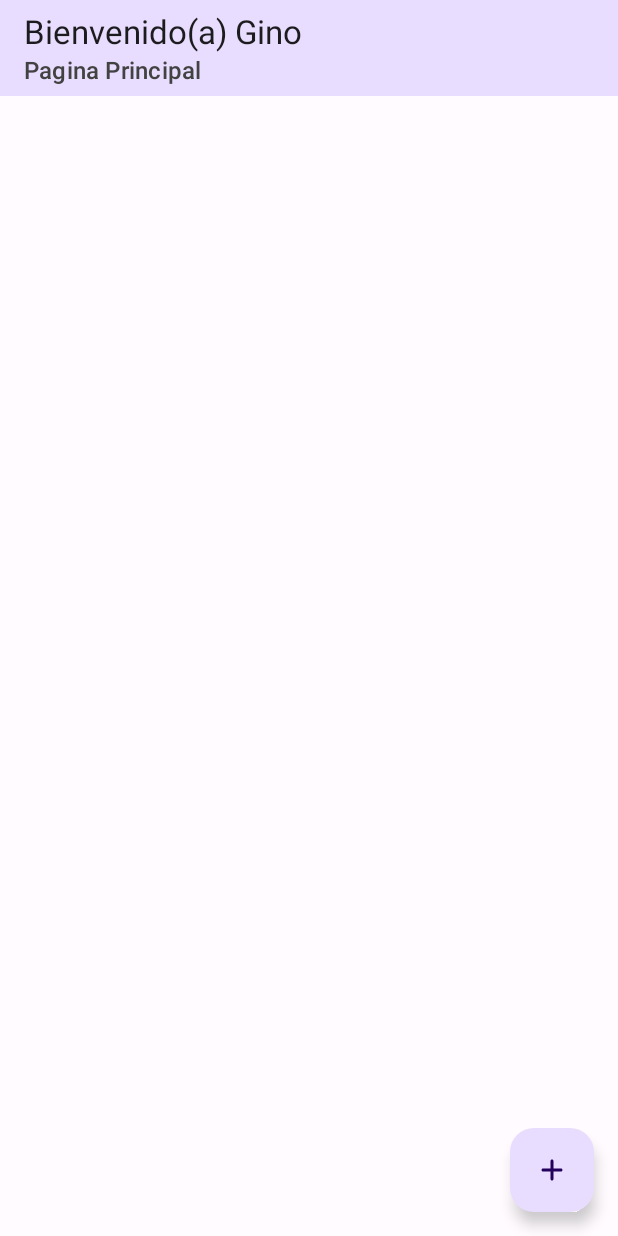
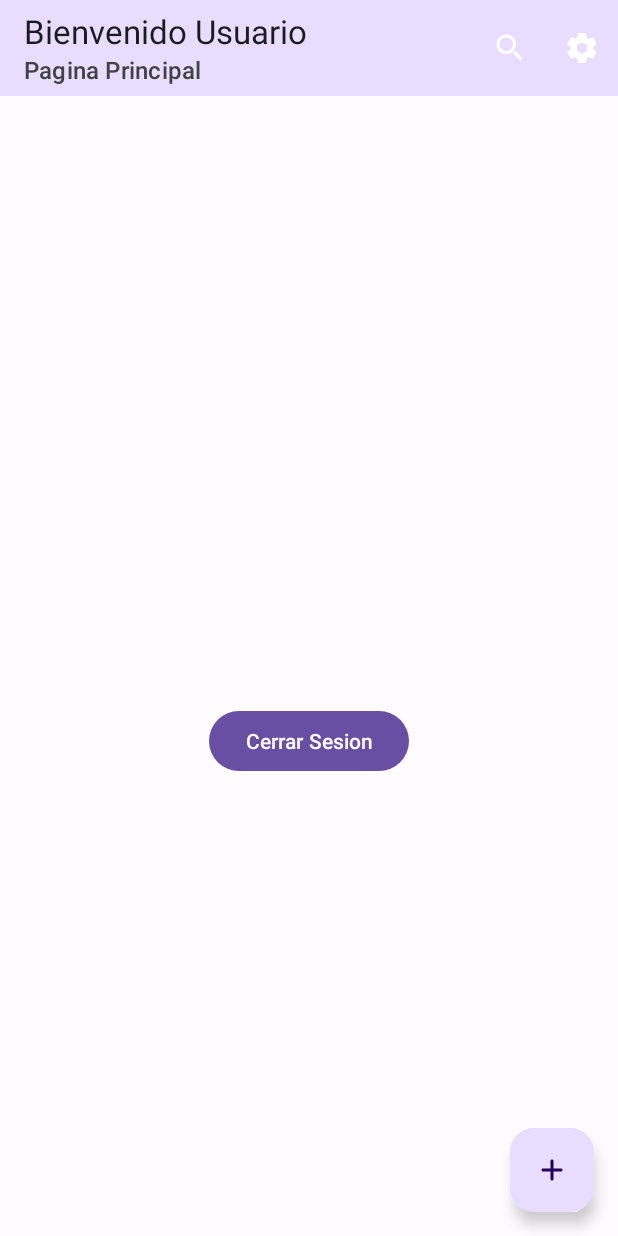
Before and after one commit to Ginolopez7/PlayZoomRenato, an Android app: the PrincipalActivity screen opened directly, with no data from a screen before it, on a phone screen of 412 x 824 dp. Run offline under Robolectric (Android 15) with nearby library versions, the phone set to English and light mode, and no system bars.

Commit message:
Actualizando el activity_principal.xml

```diff
--- a/app/src/main/AndroidManifest.xml
+++ b/app/src/main/AndroidManifest.xml
@@ -14,12 +14,12 @@
         tools:targetApi="31">
         <activity
             android:name=".PrincipalActivity"
-            android:exported="false" />
+            android:exported="true">
+
+        </activity>
+
         <activity
             android:name=".LoginActivity"
-            android:exported="false" />
-        <activity
-            android:name=".MainActivity"
             android:exported="true">
             <intent-filter>
                 <action android:name="android.intent.action.MAIN" />
@@ -27,6 +27,12 @@
                 <category android:name="android.intent.category.LAUNCHER" />
             </intent-filter>
         </activity>
+        <activity
+            android:name=".MainActivity"
+            android:exported="true">
+            <!--link de donde quieres iniciar la aplicacion-->
+
+        </activity>
     </application>
 
 </manifest>
--- a/app/src/main/java/com/gino/playzoom/LoginActivity.java
+++ b/app/src/main/java/com/gino/playzoom/LoginActivity.java
@@ -23,6 +23,7 @@ public class LoginActivity extends AppCompatActivity {
         binding.btnLogin.setOnClickListener(v -> {
             //Toast.makeText(this, "Login press", Toast.LENGTH_SHORT).show();
             Intent intent = new Intent(this, PrincipalActivity.class);
+            intent.putExtra(PrincipalActivity.EMAIL, binding.tilEmail.getEditText().getText().toString());
             startActivity(intent);
             finish();
         });
--- a/app/src/main/java/com/gino/playzoom/MainActivity.java
+++ b/app/src/main/java/com/gino/playzoom/MainActivity.java
@@ -27,7 +27,7 @@ public class MainActivity extends AppCompatActivity {
             finish();
         });
 
-        binding.txtMovie.setText("Mira tu pelicula \n " +
-                "favorita");
+        //si quieres llamar al titulo desde aquí
+        //binding.txtMovie.setText(R.string.get_started_title);
     }
 }
--- a/app/src/main/java/com/gino/playzoom/PrincipalActivity.java
+++ b/app/src/main/java/com/gino/playzoom/PrincipalActivity.java
@@ -1,8 +1,12 @@
 package com.gino.playzoom;
 
+import androidx.annotation.NonNull;
 import androidx.appcompat.app.AppCompatActivity;
 
+import android.content.Intent;
 import android.os.Bundle;
+import android.view.Menu;
+import android.view.MenuItem;
 import android.view.View;
 
 import com.gino.playzoom.databinding.ActivityPrincipalBinding;
@@ -11,6 +15,8 @@ import com.google.android.material.snackbar.Snackbar;
 public class PrincipalActivity extends AppCompatActivity {
 
     private ActivityPrincipalBinding binding;
+    public static String EMAIL = "EMAIL";
+    public String email;
     @Override
     protected void onCreate(Bundle savedInstanceState) {
         super.onCreate(savedInstanceState);
@@ -19,7 +25,29 @@ public class PrincipalActivity extends AppCompatActivity {
         binding.fabAddMovie.setOnClickListener(v -> {
             Snackbar.make(binding.getRoot(), "Add a movie", Snackbar.LENGTH_SHORT).show();
         });
-        binding.tbPlayzoom.setTitle("Bienvenido(a) Gino");
+        binding.tbPlayzoom.setTitle("Bienvenido Usuario");
         setSupportActionBar(binding.tbPlayzoom);
+        Intent getIntent = getIntent();
+        email = getIntent.getStringExtra(EMAIL);
+        binding.txtEmail.setText(email);
+    }
+
+    @Override
+    public boolean onCreateOptionsMenu(Menu menu) {
+        getMenuInflater().inflate(R.menu.movies_menu, menu);
+        return true;
+    }
+
+    @Override
+    public boolean onOptionsItemSelected(@NonNull MenuItem item) {
+        if (item.getItemId() == R.id.search) {
+            Snackbar.make(binding.getRoot(), "Search", Snackbar.LENGTH_SHORT).show();
+            return true;
+        } else if (item.getItemId() == R.id.settings) {
+            Snackbar.make(binding.getRoot(), "Settings", Snackbar.LENGTH_SHORT).show();
+            return true;
+        } else {
+            return false;
+        }
     }
 }
--- /dev/null
+++ b/app/src/main/res/drawable/ic_search.xml
@@ -0,0 +1,5 @@
+<vector android:height="24dp" android:tint="#FFFFFF"
+    android:viewportHeight="24" android:viewportWidth="24"
+    android:width="24dp" xmlns:android="http://schemas.android.com/apk/res/android">
+    <path android:fillColor="@android:color/white" android:pathData="M15.5,14h-0.79l-0.28,-0.27c1.2,-1.4 1.82,-3.31 1.48,-5.34 -0.47,-2.78 -2.79,-5 -5.59,-5.34 -4.23,-0.52 -7.79,3.04 -7.27,7.27 0.34,2.8 2.56,5.12 5.34,5.59 2.03,0.34 3.94,-0.28 5.34,-1.48l0.27,0.28v0.79l4.25,4.25c0.41,0.41 1.08,0.41 1.49,0 0.41,-0.41 0.41,-1.08 0,-1.49L15.5,14zM9.5,14C7.01,14 5,11.99 5,9.5S7.01,5 9.5,5 14,7.01 14,9.5 11.99,14 9.5,14z"/>
+</vector>
--- /dev/null
+++ b/app/src/main/res/drawable/ic_settings.xml
@@ -0,0 +1,5 @@
+<vector android:height="24dp" android:tint="#FFFFFF"
+    android:viewportHeight="24" android:viewportWidth="24"
+    android:width="24dp" xmlns:android="http://schemas.android.com/apk/res/android">
+    <path android:fillColor="@android:color/white" android:pathData="M19.5,12c0,-0.23 -0.01,-0.45 -0.03,-0.68l1.86,-1.41c0.4,-0.3 0.51,-0.86 0.26,-1.3l-1.87,-3.23c-0.25,-0.44 -0.79,-0.62 -1.25,-0.42l-2.15,0.91c-0.37,-0.26 -0.76,-0.49 -1.17,-0.68l-0.29,-2.31C14.8,2.38 14.37,2 13.87,2h-3.73C9.63,2 9.2,2.38 9.14,2.88L8.85,5.19c-0.41,0.19 -0.8,0.42 -1.17,0.68L5.53,4.96c-0.46,-0.2 -1,-0.02 -1.25,0.42L2.41,8.62c-0.25,0.44 -0.14,0.99 0.26,1.3l1.86,1.41C4.51,11.55 4.5,11.77 4.5,12s0.01,0.45 0.03,0.68l-1.86,1.41c-0.4,0.3 -0.51,0.86 -0.26,1.3l1.87,3.23c0.25,0.44 0.79,0.62 1.25,0.42l2.15,-0.91c0.37,0.26 0.76,0.49 1.17,0.68l0.29,2.31C9.2,21.62 9.63,22 10.13,22h3.73c0.5,0 0.93,-0.38 0.99,-0.88l0.29,-2.31c0.41,-0.19 0.8,-0.42 1.17,-0.68l2.15,0.91c0.46,0.2 1,0.02 1.25,-0.42l1.87,-3.23c0.25,-0.44 0.14,-0.99 -0.26,-1.3l-1.86,-1.41C19.49,12.45 19.5,12.23 19.5,12zM12.04,15.5c-1.93,0 -3.5,-1.57 -3.5,-3.5s1.57,-3.5 3.5,-3.5s3.5,1.57 3.5,3.5S13.97,15.5 12.04,15.5z"/>
+</vector>
--- a/app/src/main/res/layout/activity_main.xml
+++ b/app/src/main/res/layout/activity_main.xml
@@ -5,7 +5,6 @@
     android:layout_width="match_parent"
     android:layout_height="match_parent"
     tools:context=".MainActivity">
-
 
 
     <ImageView
@@ -45,7 +44,7 @@
         android:layout_marginHorizontal="42dp"
         android:layout_marginBottom="42dp"
         android:padding="16dp"
-        android:text="Get Started"
+        android:text="@string/get_started"
         android:textAlignment="center"
         android:textAllCaps="false"
         android:textSize="16sp"
--- a/app/src/main/res/layout/activity_principal.xml
+++ b/app/src/main/res/layout/activity_principal.xml
@@ -1,38 +1,58 @@
 <?xml version="1.0" encoding="utf-8"?>
-<androidx.coordinatorlayout.widget.CoordinatorLayout xmlns:android="http://schemas.android.com/apk/res/android"
+<androidx.constraintlayout.widget.ConstraintLayout xmlns:android="http://schemas.android.com/apk/res/android"
     xmlns:app="http://schemas.android.com/apk/res-auto"
     xmlns:tools="http://schemas.android.com/tools"
     android:layout_width="match_parent"
     android:layout_height="match_parent"
     tools:context=".PrincipalActivity">
 
-    <com.google.android.material.appbar.AppBarLayout
-        android:id="@+id/apl_playzoom"
+
+    <androidx.appcompat.widget.Toolbar
+        android:id="@+id/tb_playzoom"
         android:layout_width="match_parent"
-        android:elevation="16dp"
-        android:layout_height="wrap_content">
-        <androidx.appcompat.widget.Toolbar
-            android:id="@+id/tb_playzoom"
-            android:elevation="8dp"
-            app:title="Principal"
-            app:subtitle="Pagina Principal"
-            app:subtitleTextColor="@color/cardview_dark_background"
-            app:titleTextColor="@color/md_theme_dark_background"
-            android:background="@color/md_theme_dark_onPrimaryContainer"
-            android:layout_width="match_parent"
-            android:layout_height="wrap_content">
-        </androidx.appcompat.widget.Toolbar>
-    </com.google.android.material.appbar.AppBarLayout>
+        android:layout_height="wrap_content"
+        android:background="@color/md_theme_dark_onPrimaryContainer"
+        android:elevation="8dp"
+        app:layout_constraintEnd_toEndOf="parent"
+        app:layout_constraintStart_toStartOf="parent"
+        app:layout_constraintTop_toTopOf="parent"
+        app:subtitle="Pagina Principal"
+        app:subtitleTextColor="@color/cardview_dark_background"
+        app:title="Principal"
+        app:titleTextColor="@color/md_theme_dark_background"/>
 
     <com.google.android.material.floatingactionbutton.FloatingActionButton
-        app:fabSize="mini"
         android:id="@+id/fab_add_movie"
-        android:contentDescription="@null"
-        android:src="@drawable/ic_add_movie"
         android:layout_width="wrap_content"
+        android:layout_height="wrap_content"
         android:layout_gravity="bottom|end"
         android:layout_margin="16dp"
+        android:contentDescription="@null"
         android:elevation="8dp"
-        android:layout_height="wrap_content"/>
+        android:src="@drawable/ic_add_movie"
+        app:fabSize="mini"
+        app:layout_constraintBottom_toBottomOf="parent"
+        app:layout_constraintEnd_toEndOf="parent" />
 
-</androidx.coordinatorlayout.widget.CoordinatorLayout>
+    <TextView
+        android:id="@+id/txt_email"
+        android:layout_width="0dp"
+        android:layout_height="wrap_content"
+        app:layout_constraintBottom_toBottomOf="parent"
+        android:textAlignment="center"
+        android:text="ginolopez@email.com"
+        app:layout_constraintEnd_toEndOf="parent"
+        app:layout_constraintStart_toStartOf="parent"
+        app:layout_constraintTop_toBottomOf="@+id/tb_playzoom" />
+
+    <Button
+        android:id="@+id/close_sesion"
+        android:layout_width="wrap_content"
+        android:layout_height="wrap_content"
+        android:text="Cerrar Sesion"
+        android:layout_marginTop="16dp"
+        app:layout_constraintEnd_toEndOf="parent"
+        app:layout_constraintStart_toStartOf="parent"
+        app:layout_constraintTop_toBottomOf="@+id/txt_email" />
+
+</androidx.constraintlayout.widget.ConstraintLayout>
--- /dev/null
+++ b/app/src/main/res/menu/movies_menu.xml
@@ -0,0 +1,12 @@
+<?xml version="1.0" encoding="utf-8"?>
+<menu xmlns:android="http://schemas.android.com/apk/res/android"
+    xmlns:app="http://schemas.android.com/apk/res-auto">
+    <item android:id="@+id/search"
+        android:icon="@drawable/ic_search"
+        android:title="Search"
+        app:showAsAction="ifRoom"/>
+    <item android:id="@+id/settings"
+        android:icon="@drawable/ic_settings"
+        android:title="Settings"
+        app:showAsAction="ifRoom"/>
+</menu>
--- a/app/src/main/res/values/strings.xml
+++ b/app/src/main/res/values/strings.xml
@@ -1,4 +1,5 @@
 <resources>
     <string name="app_name">Playzoom</string>
     <string name="get_started_title">Watch your favorite\n movie</string>
+    <string name="get_started">Get Started</string>
 </resources>
```
Also changed, not shown: 1 other file.
